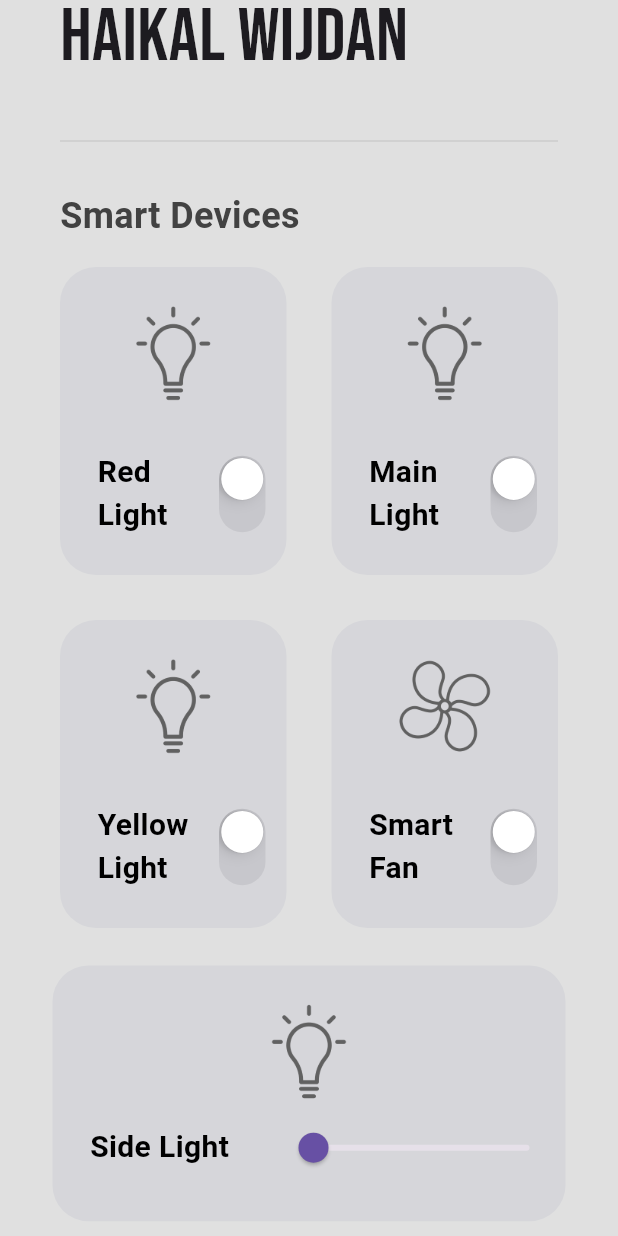
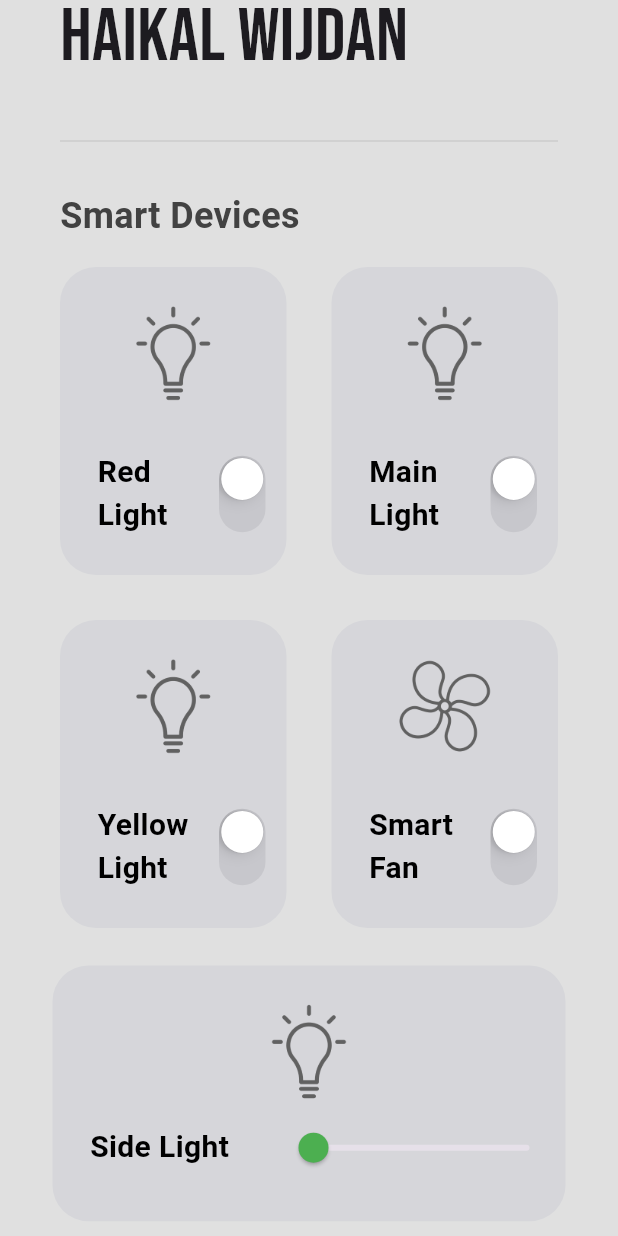
Before and after one commit to amoiiir/switchAR, a Flutter app: the screen it shows after launch, scrolled down 155 dp, on a phone screen of 412 x 824 dp. Run offline on Flutter 3.47's test engine with Material 3 defaults, Android fonts, the phone set to English and light mode, and no system bars; our stand-ins replace google_fonts; missing offline and left inert: external_app_launcher; network calls fail.

Commit message:
slider latest with no error so far

```diff
--- a/lib/util/sliderDevices.dart
+++ b/lib/util/sliderDevices.dart
@@ -1,13 +1,12 @@
 import 'dart:math';
-
 import 'package:flutter/material.dart';
 import 'package:google_fonts/google_fonts.dart';
 
 class sliderDevices extends StatelessWidget {
   final String smartDeviceName;
   final String iconPath;
-  final bool powerOn;
-  final Function(bool)? onChanged;
+  final double powerOn;
+  final Function(double)? onChanged;
 
   sliderDevices({
     super.key,
@@ -24,7 +23,7 @@ class sliderDevices extends StatelessWidget {
       child: Container(
         decoration: BoxDecoration(
           borderRadius: BorderRadius.circular(24),
-          color: powerOn ? Colors.grey[900] : Color.fromARGB(44, 164, 167, 189),
+          color: powerOn > 0 ? Colors.grey[900] : Color.fromARGB(44, 164, 167, 189),
         ),
         child: Padding(
           padding: const EdgeInsets.symmetric(vertical: 25.0),
@@ -35,7 +34,7 @@ class sliderDevices extends StatelessWidget {
               Image.asset(
                 iconPath,
                 height: 65,
-                color: powerOn ? Colors.white : Colors.grey.shade700,
+                color: powerOn > 0 ? Colors.white : Colors.grey.shade700,
               ),
 
               // smart device name + slider
@@ -49,18 +48,17 @@ class sliderDevices extends StatelessWidget {
                         style: TextStyle(
                           fontWeight: FontWeight.bold,
                           fontSize: 20,
-                          color: powerOn ? Colors.white : Colors.black,
+                          color: powerOn > 0 ? Colors.white : Colors.black,
                         ),
                       ),
                     ),
                   ),
                   Slider(
-                    value: powerOn ? 1.0 : 0.0,
-                    onChanged: (newValue) {
-                      onChanged?.call(newValue >= 0.5);
-                    },
+                    value: powerOn, // Use the slider value
+                    onChanged: onChanged, // Use onChanged directly
                     min: 0.0,
-                    max: 1.0,
+                    max: 225.0,
+                    activeColor: Colors.green,
                   ),
                 ],
               )
```
Also changed, not shown: lib/pages/home_page.dart (+30 -3 lines).
